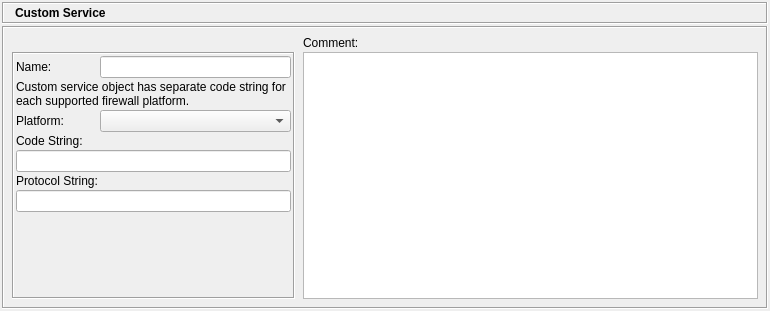
Qt form src/gui/customservicedialog_q.ui (fwbuilder/fwbuilder) before a commit.
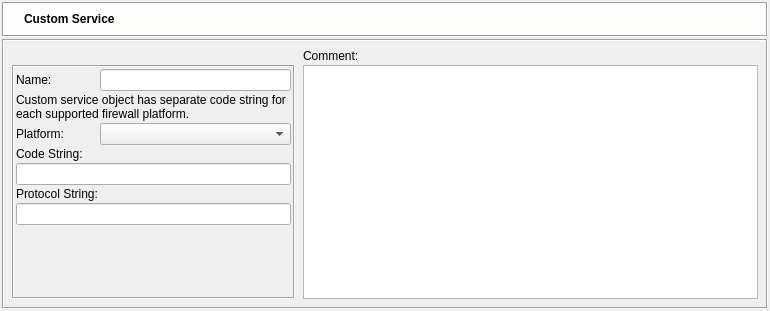
The same form after that commit. Icons and pictures are not drawn.

What changed in the file:
```diff
--- a/src/gui/customservicedialog_q.ui
+++ b/src/gui/customservicedialog_q.ui
@@ -62,9 +62,76 @@
        <property name="minimumSize" >
         <size>
          <width>16</width>
-         <height>20</height>
+         <height>35</height>
         </size>
        </property>
+       <property name="palette" >
+        <palette>
+         <active>
+          <colorrole role="Base" >
+           <brush brushstyle="SolidPattern" >
+            <color alpha="255" >
+             <red>255</red>
+             <green>255</green>
+             <blue>255</blue>
+            </color>
+           </brush>
+          </colorrole>
+          <colorrole role="Window" >
+           <brush brushstyle="SolidPattern" >
+            <color alpha="255" >
+             <red>255</red>
+             <green>254</green>
+             <blue>253</blue>
+            </color>
+           </brush>
+          </colorrole>
+         </active>
+         <inactive>
+          <colorrole role="Base" >
+           <brush brushstyle="SolidPattern" >
+            <color alpha="255" >
+             <red>255</red>
+             <green>255</green>
+             <blue>255</blue>
+            </color>
+           </brush>
+          </colorrole>
+          <colorrole role="Window" >
+           <brush brushstyle="SolidPattern" >
+            <color alpha="255" >
+             <red>255</red>
+             <green>254</green>
+             <blue>253</blue>
+            </color>
+           </brush>
+          </colorrole>
+         </inactive>
+         <disabled>
+          <colorrole role="Base" >
+           <brush brushstyle="SolidPattern" >
+            <color alpha="255" >
+             <red>255</red>
+             <green>254</green>
+             <blue>253</blue>
+            </color>
+           </brush>
+          </colorrole>
+          <colorrole role="Window" >
+           <brush brushstyle="SolidPattern" >
+            <color alpha="255" >
+             <red>255</red>
+             <green>254</green>
+             <blue>253</blue>
+            </color>
+           </brush>
+          </colorrole>
+         </disabled>
+        </palette>
+       </property>
+       <property name="autoFillBackground" >
+        <bool>true</bool>
+       </property>
        <property name="frameShape" >
         <enum>QFrame::Box</enum>
        </property>
@@ -90,7 +157,7 @@
         <property name="verticalSpacing" >
          <number>2</number>
         </property>
-        <item row="0" column="1" >
+        <item row="0" column="2" >
          <widget class="QLabel" name="editorTitle" >
           <property name="font" >
            <font>
@@ -125,6 +192,22 @@
           </property>
          </widget>
         </item>
+        <item row="0" column="1" >
+         <widget class="QLabel" name="label" >
+          <property name="sizePolicy" >
+           <sizepolicy vsizetype="Preferred" hsizetype="Maximum" >
+            <horstretch>0</horstretch>
+            <verstretch>0</verstretch>
+           </sizepolicy>
+          </property>
+          <property name="text" >
+           <string/>
+          </property>
+          <property name="pixmap" >
+           <pixmap resource="MainRes.qrc" >:/Icons/CustomService/icon</pixmap>
+          </property>
+         </widget>
+        </item>
        </layout>
       </widget>
      </item>
```
Left out of the diff: 4 changed lines with no effect on the pictures.
